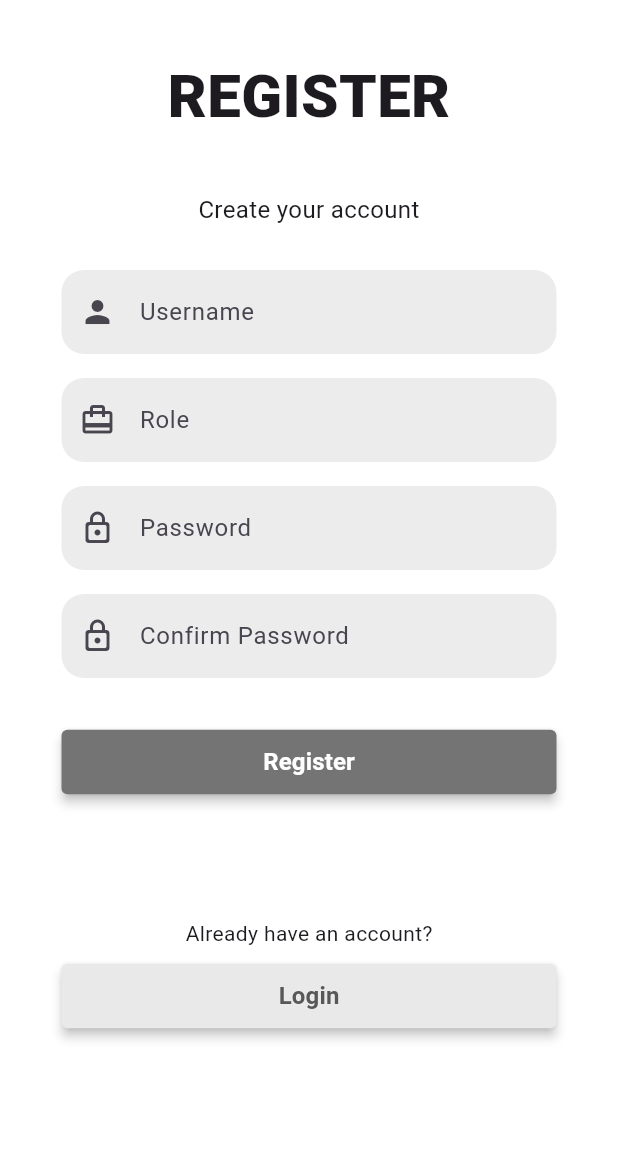
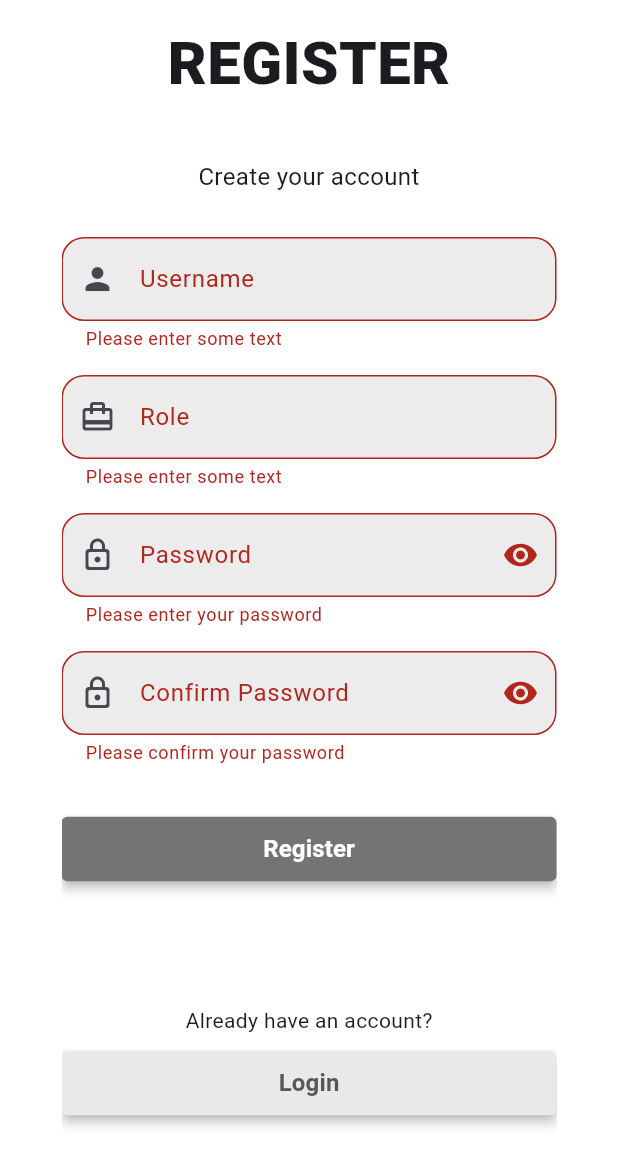
Before and after one commit to raihan2030/hydroponic-mobile-app, a Flutter app: the RegisterScreen screen opened by its route, after a tap on "Register", on a phone screen of 412 x 824 dp. Shown: the top 1166 px of the screen. Run offline on Flutter 3.47's test engine with Material 3 defaults, Android fonts, the phone set to English and light mode, and no system bars.

Commit message:
tambah key form dan password visible

```diff
--- a/lib/screens/register_screen.dart
+++ b/lib/screens/register_screen.dart
@@ -12,12 +12,16 @@ class RegisterScreen extends StatefulWidget {
 }
 
 class _RegisterScreenState extends State<RegisterScreen> {
+  bool _isPasswordVisible = false;
+  bool _isConfirmPasswordVisible = false;
+  final GlobalKey<FormState> _formKey = GlobalKey<FormState>();
 
   @override
   Widget build(BuildContext context) {
     return Scaffold(
       backgroundColor: Colors.white,
       body: Form(
+        key: _formKey,
         child: Center(
           child: Card(
             color: Colors.white,
@@ -67,13 +71,25 @@ class _RegisterScreenState extends State<RegisterScreen> {
                       labelText: 'Password',
                       hintText: 'Enter your password',
                       prefixIcon: Icons.lock_outline_rounded,
-                      obscureText: true,
+                      obscureText: !_isPasswordVisible,
                       validator: (value) {
                         if (value == null || value.isEmpty) {
                           return 'Please enter your password';
                         }
                         return null;
                       },
+                      suffixIcon: IconButton(
+                        icon: Icon(
+                          _isPasswordVisible
+                              ? Icons.visibility_off
+                              : Icons.visibility,
+                        ),
+                        onPressed: () {
+                          setState(() {
+                            _isPasswordVisible = !_isPasswordVisible;
+                          });
+                        },
+                      ),
                     ),
                     _gap(),
 
@@ -82,13 +98,25 @@ class _RegisterScreenState extends State<RegisterScreen> {
                       labelText: 'Confirm Password',
                       hintText: 'Re-enter your password',
                       prefixIcon: Icons.lock_outline_rounded,
-                      obscureText: true,
+                      obscureText: !_isConfirmPasswordVisible,
                       validator: (value) {
                         if (value == null || value.isEmpty) {
                           return 'Please confirm your password';
                         }
                         return null;
                       },
+                      suffixIcon: IconButton(
+                        icon: Icon(
+                          _isConfirmPasswordVisible
+                              ? Icons.visibility_off
+                              : Icons.visibility,
+                        ),
+                        onPressed: () {
+                          setState(() {
+                            _isConfirmPasswordVisible = !_isConfirmPasswordVisible;
+                          });
+                        },
+                      ),
                     ),
                     _gap(),
                     _gap(),
@@ -96,7 +124,9 @@ class _RegisterScreenState extends State<RegisterScreen> {
                     // Register Button
                     StyledElevatedButton(
                       onPressed: () {
-                        // Handle registration logic here
+                        if (_formKey.currentState?.validate() ?? false) {
+                          /// do something
+                        }
                       },
                       text: 'Register',
                       foregroundColor: Colors.white,
```
